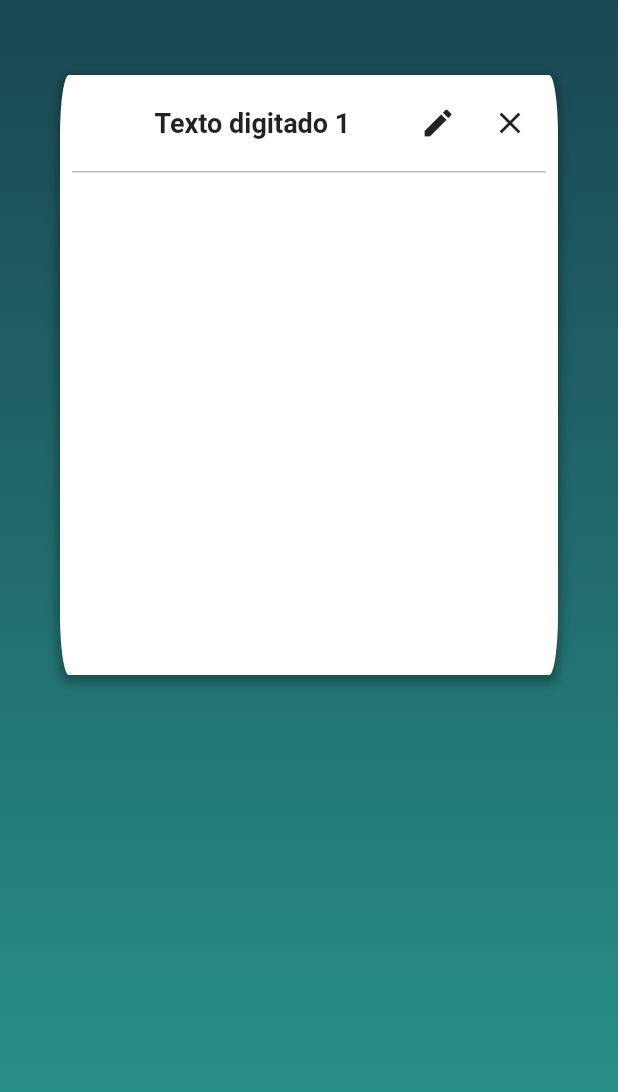
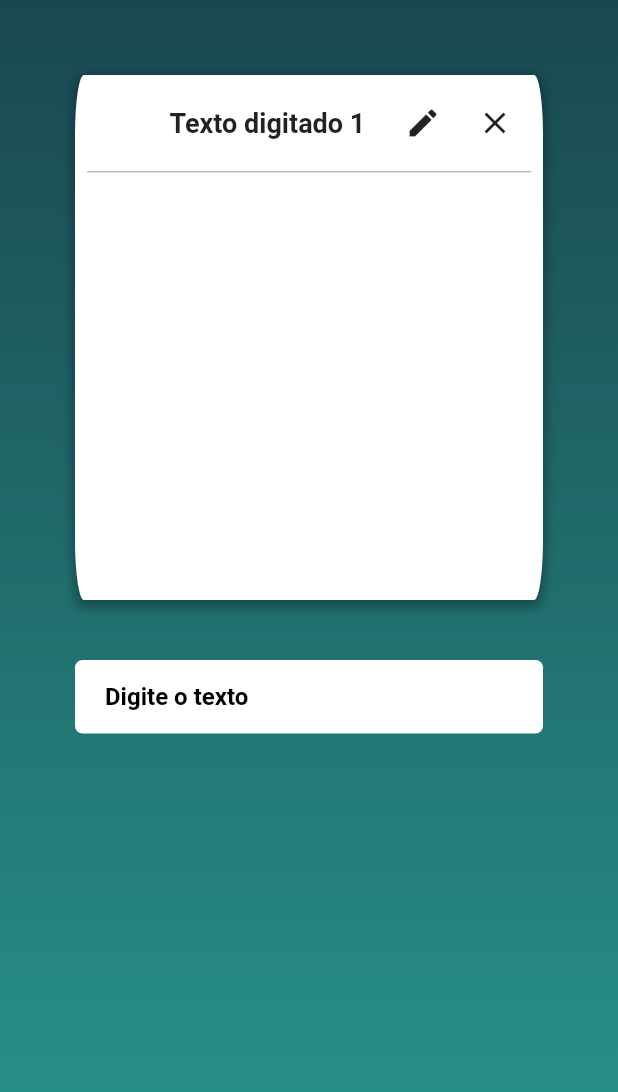
Before and after one commit to Marlon-Limax/Flutter-Challenger, a Flutter app: the HomeTab screen opened directly, on a phone screen of 412 x 824 dp. Shown: the top 1092 px of the screen. Run offline on Flutter 3.47's test engine with Material 2 defaults, Android fonts, the phone set to English and light mode, and no system bars.

Commit message:
creating textfield from home screen

```diff
--- a/lib/src/pages/auth/home/home_tab.dart
+++ b/lib/src/pages/auth/home/home_tab.dart
@@ -21,7 +21,16 @@ class HomeTab extends StatelessWidget {
           alignment: Alignment.topCenter,
           child: Padding(
             padding: EdgeInsets.only(top: 50.0),
-            child: MyCard(),
+            child: Column(
+              children: [
+                MyCard(),
+                SizedBox(height: 40.0),
+                Padding(
+                  padding: EdgeInsets.symmetric(horizontal: 50.0),
+                  child: Center(child: MyTextField()),
+                ),
+              ],
+            ),
           ),
         ),
       ),
@@ -30,13 +39,13 @@ class HomeTab extends StatelessWidget {
 }
 
 class MyCard extends StatelessWidget {
-  const MyCard({super.key});
+  const MyCard({Key? key}) : super(key: key);
 
   @override
   Widget build(BuildContext context) {
     return Container(
-      height: 400.0,
-      margin: const EdgeInsets.symmetric(horizontal: 40.0),
+      height: 350.0,
+      margin: const EdgeInsets.symmetric(horizontal: 50.0),
       decoration: BoxDecoration(
         color: Colors.white,
         borderRadius: const BorderRadius.only(
@@ -102,3 +111,39 @@ class MyCard extends StatelessWidget {
     );
   }
 }
+
+class MyTextField extends StatelessWidget {
+  const MyTextField({Key? key}) : super(key: key);
+
+  @override
+  Widget build(BuildContext context) {
+    return Container(
+      decoration: BoxDecoration(
+        color: Colors.white,
+        borderRadius: BorderRadius.circular(5),
+      ),
+      child: TextField(
+        style: const TextStyle(
+          fontWeight: FontWeight.bold,
+          color: Colors.black,
+        ),
+        decoration: InputDecoration(
+          labelText: 'Digite o texto',
+          labelStyle: const TextStyle(
+            color: Colors.black,
+            fontWeight: FontWeight.bold,
+          ),
+          alignLabelWithHint: true,
+          isDense: true,
+          contentPadding: const EdgeInsets.fromLTRB(20.0, 20.0, 20.0, 10.0),
+          border: OutlineInputBorder(
+            borderSide: BorderSide.none,
+            borderRadius: BorderRadius.circular(5),
+          ),
+        ),
+        textAlignVertical: TextAlignVertical.center,
+        textAlign: TextAlign.center,
+      ),
+    );
+  }
+}
```
